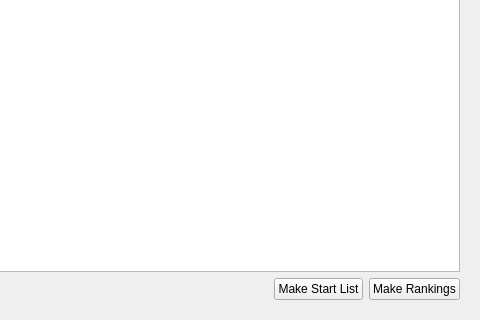
Qt form chronorace.ui (flinco/LBChronoRace) before a commit; both pictures show x 544 to 1024 and y 448 to 768 of the 1024 by 768 pixel window.
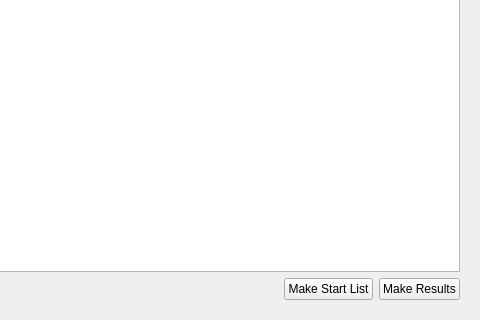
The same form after that commit.

Commit message: Use 'Results' instead of 'Rankings' in english

```diff
--- a/chronorace.ui
+++ b/chronorace.ui
@@ -314,7 +314,7 @@
          <string>Generate rankings in the selected format</string>
         </property>
         <property name="text">
-         <string>Make Rankings</string>
+         <string>Make Results</string>
         </property>
        </widget>
       </item>
```
Left out of the diff: 2 changed lines with no effect on the pictures. The commit also changes 3 other files.
